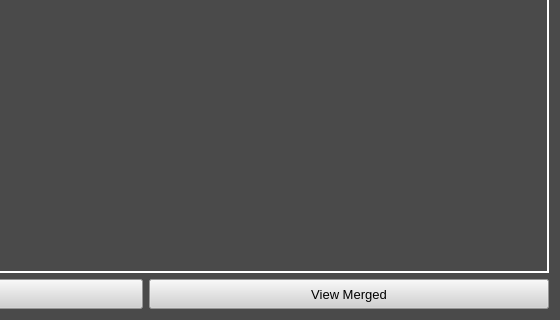
Before: the Qt Designer form GainLossCalculator/SecurityMenu/securitymenu.ui in w-ge/Gain-Loss-Calculator, drawn with Qt 5; both pictures show x 268 to 828 and y 230 to 550 of the 828 by 550 pixel window.
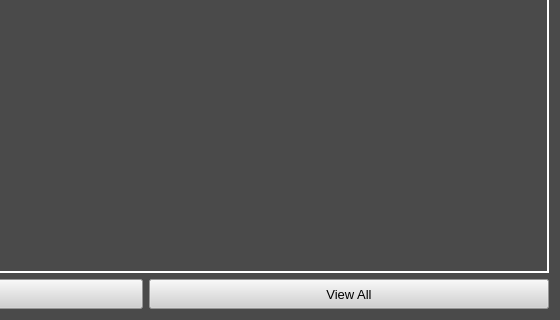
After: the same form once the commit is applied.

Diff of the .ui file:
```diff
--- a/GainLossCalculator/SecurityMenu/securitymenu.ui
+++ b/GainLossCalculator/SecurityMenu/securitymenu.ui
@@ -89,7 +89,7 @@
 </string>
        </property>
        <property name="text">
-        <string>View Merged</string>
+        <string>View All</string>
        </property>
       </widget>
      </item>
```
